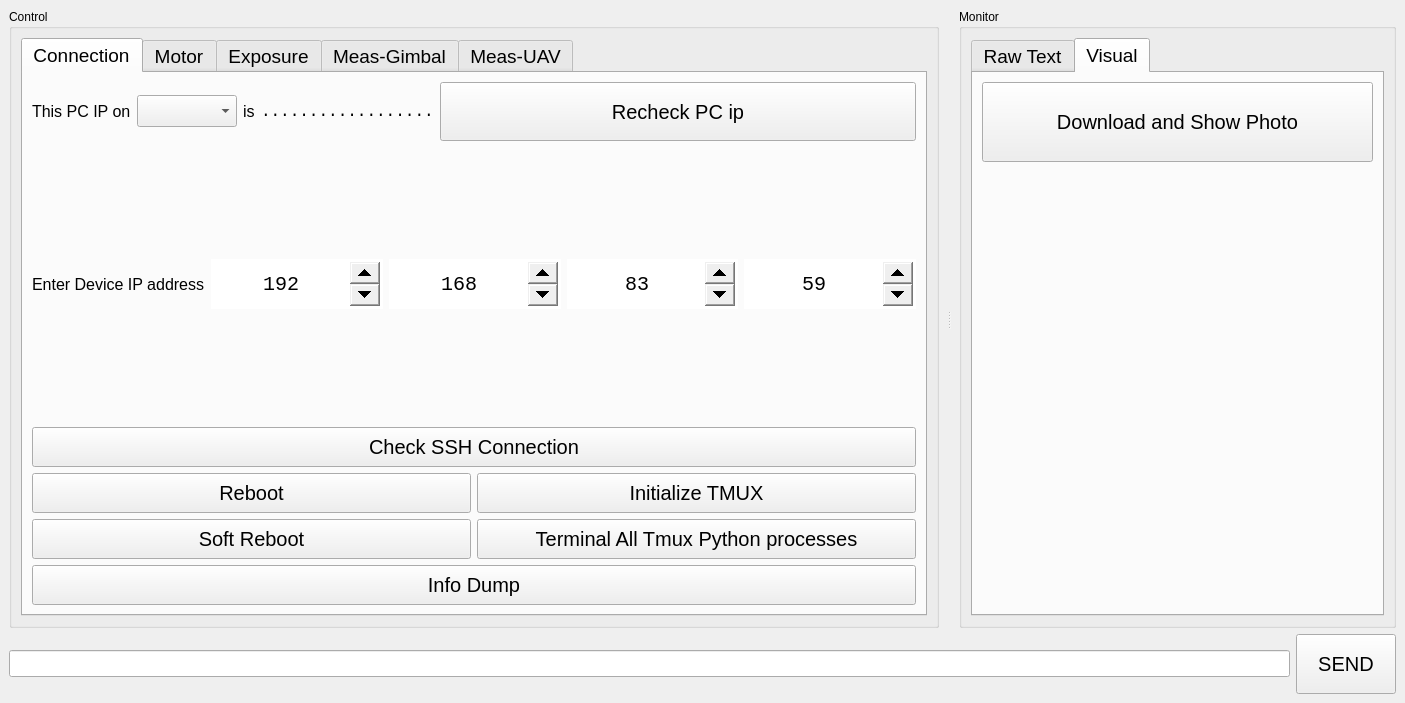
garid3000/giguic, file UI/UI_Mainwindow.ui: the form before one commit.
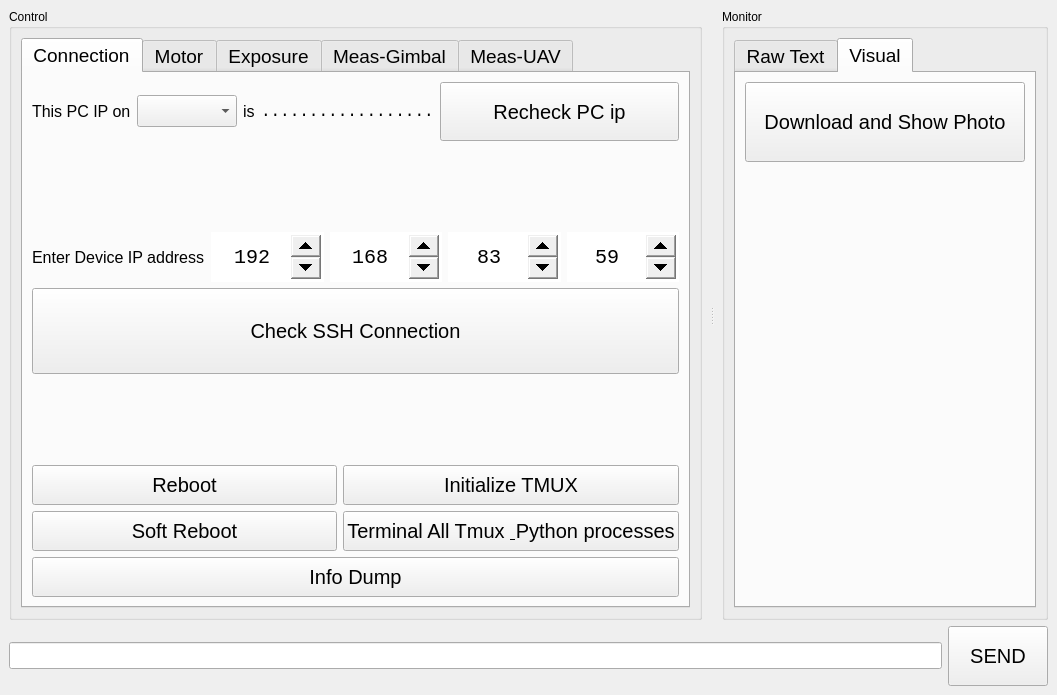
The form after the commit. The open tabs and pages were chosen to show the change. Icons and pictures are not drawn. Custom widgets are drawn as their Qt base class.

Diff of the .ui file:
```diff
--- a/UI/UI_Mainwindow.ui
+++ b/UI/UI_Mainwindow.ui
@@ -6,8 +6,8 @@
    <rect>
     <x>0</x>
     <y>0</y>
-    <width>1405</width>
-    <height>703</height>
+    <width>1057</width>
+    <height>695</height>
    </rect>
   </property>
   <property name="windowTitle">
@@ -326,6 +326,25 @@
               </item>
              </layout>
             </item>
+            <item>
+             <widget class="QPushButton" name="b_check_ssh_connection">
+              <property name="sizePolicy">
+               <sizepolicy hsizetype="Preferred" vsizetype="MinimumExpanding">
+                <horstretch>0</horstretch>
+                <verstretch>0</verstretch>
+               </sizepolicy>
+              </property>
+              <property name="minimumSize">
+               <size>
+                <width>0</width>
+                <height>40</height>
+               </size>
+              </property>
+              <property name="text">
+               <string>Check SSH Connection</string>
+              </property>
+             </widget>
+            </item>
             <item>
              <spacer name="verticalSpacer_3">
               <property name="orientation">
@@ -375,26 +394,7 @@
                  </size>
                 </property>
                 <property name="text">
-                 <string>Terminal All Tmux Python processes</string>
-                </property>
-               </widget>
-              </item>
-              <item row="0" column="0" colspan="2">
-               <widget class="QPushButton" name="b_check_ssh_connection">
-                <property name="sizePolicy">
-                 <sizepolicy hsizetype="Preferred" vsizetype="MinimumExpanding">
-                  <horstretch>0</horstretch>
-                  <verstretch>0</verstretch>
-                 </sizepolicy>
-                </property>
-                <property name="minimumSize">
-                 <size>
-                  <width>0</width>
-                  <height>40</height>
-                 </size>
-                </property>
-                <property name="text">
-                 <string>Check SSH Connection</string>
+                 <string>Terminal All Tmux &amp; Python processes</string>
                 </property>
                </widget>
               </item>
```
Left out of the diff: 96 changed lines with no effect on the pictures.
